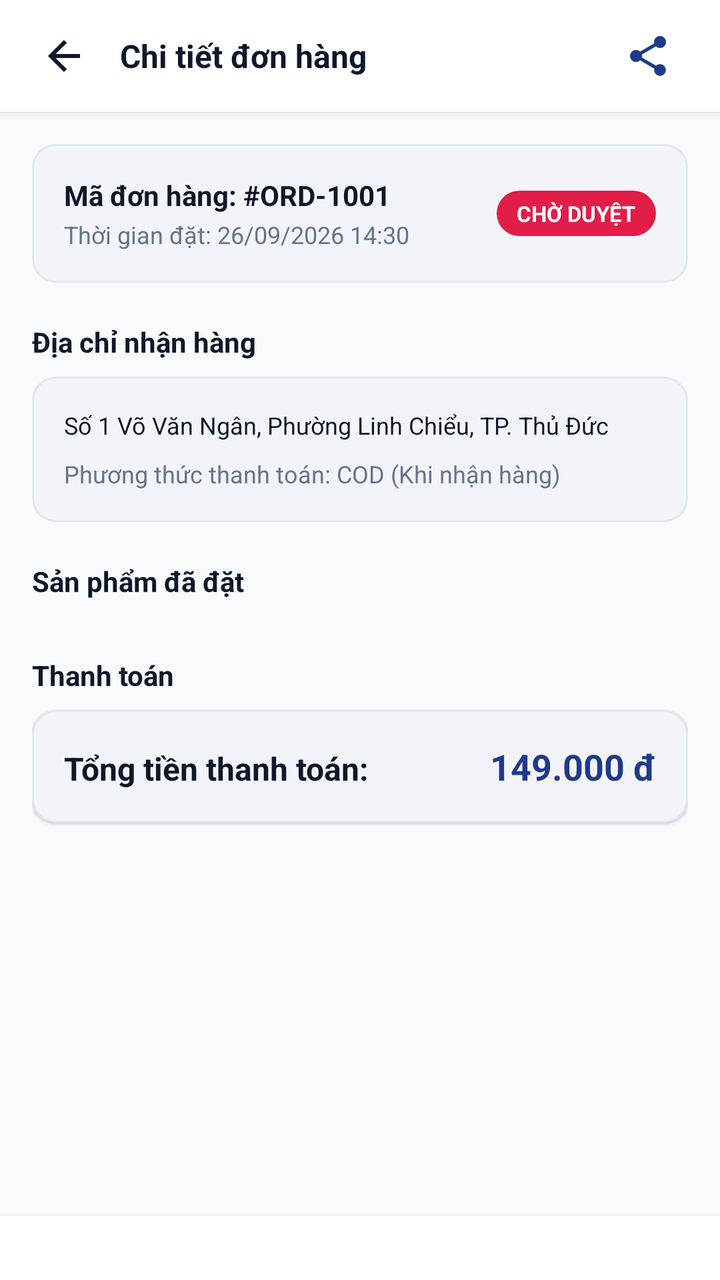
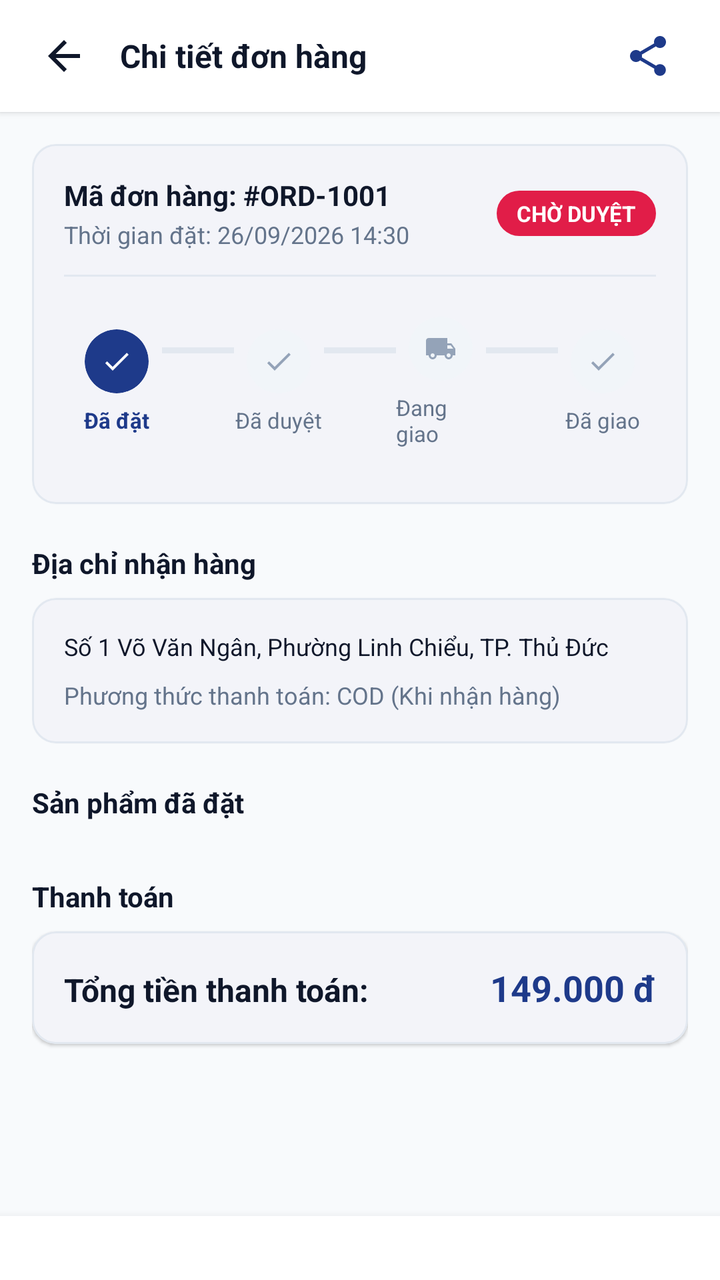

Before-and-after screenshots of an Android layout around one commit, followed by the original layout XML and the change that was made.
<!-- AndroidManifest.xml: application theme Theme.Book_selling_app -->
<!-- res/layout/activity_order_detail.xml -->
<?xml version="1.0" encoding="utf-8"?>
<androidx.constraintlayout.widget.ConstraintLayout xmlns:android="http://schemas.android.com/apk/res/android"
    xmlns:app="http://schemas.android.com/apk/res-auto"
    xmlns:tools="http://schemas.android.com/tools"
    android:layout_width="match_parent"
    android:layout_height="match_parent"
    android:background="@color/background"
    tools:context=".OrderDetailActivity"
    tools:ignore="HardcodedText,ContentDescription">

    
    <LinearLayout
        android:id="@+id/layoutUserOrderHeader"
        android:layout_width="0dp"
        android:layout_height="56dp"
        android:background="@color/surface"
        android:elevation="2dp"
        android:gravity="center_vertical"
        android:orientation="horizontal"
        android:paddingStart="12dp"
        android:paddingEnd="16dp"
        app:layout_constraintEnd_toEndOf="parent"
        app:layout_constraintStart_toStartOf="parent"
        app:layout_constraintTop_toTopOf="parent">

        <ImageButton
            android:id="@+id/btnBack"
            android:layout_width="40dp"
            android:layout_height="40dp"
            android:background="?attr/selectableItemBackgroundBorderless"
            android:contentDescription="@null"
            android:src="@drawable/ic_arrow_back"
            app:tint="@color/text_primary" />

        <TextView
            android:id="@+id/tvUserOrderDetailTitle"
            android:layout_width="0dp"
            android:layout_height="wrap_content"
            android:layout_marginStart="8dp"
            android:layout_weight="1"
            android:text="Chi tiết đơn hàng"
            android:textColor="@color/text_primary"
            android:textSize="@dimen/text_lg"
            android:textStyle="bold" />

        <ImageButton
            android:id="@+id/btnShareOrderInvoice"
            android:layout_width="40dp"
            android:layout_height="40dp"
            android:background="?attr/selectableItemBackgroundBorderless"
            android:contentDescription="Chia sẻ hóa đơn"
            android:src="@drawable/ic_share"
            app:tint="@color/primary" />
    </LinearLayout>

    <androidx.core.widget.NestedScrollView
        android:layout_width="0dp"
        android:layout_height="0dp"
        android:fillViewport="true"
        app:layout_constraintBottom_toTopOf="@+id/layoutUserOrderActions"
        app:layout_constraintEnd_toEndOf="parent"
        app:layout_constraintStart_toStartOf="parent"
        app:layout_constraintTop_toBottomOf="@+id/layoutUserOrderHeader">

        <LinearLayout
            android:layout_width="match_parent"
            android:layout_height="wrap_content"
            android:orientation="vertical"
            android:padding="16dp">

            
            <com.google.android.material.card.MaterialCardView
                android:layout_width="match_parent"
                android:layout_height="wrap_content"
                app:cardBackgroundColor="@color/surface"
                app:cardCornerRadius="@dimen/radius_md"
                app:cardElevation="1dp"
                app:strokeColor="@color/border_subtle"
                app:strokeWidth="1dp">

                <LinearLayout
                    android:layout_width="match_parent"
                    android:layout_height="wrap_content"
                    android:gravity="center_vertical"
                    android:orientation="horizontal"
                    android:padding="16dp">

                    <LinearLayout
                        android:layout_width="0dp"
                        android:layout_height="wrap_content"
                        android:layout_weight="1"
                        android:orientation="vertical">

                        <TextView
                            android:id="@+id/tvUserDetailOrderId"
                            android:layout_width="wrap_content"
                            android:layout_height="wrap_content"
                            android:text="Mã đơn hàng: #ORD-1001"
                            android:textColor="@color/text_primary"
                            android:textSize="@dimen/text_md"
                            android:textStyle="bold" />

                        <TextView
                            android:id="@+id/tvUserDetailOrderDate"
                            android:layout_width="wrap_content"
                            android:layout_height="wrap_content"
                            android:layout_marginTop="2dp"
                            android:text="Thời gian đặt: 26/09/2026 14:30"
                            android:textColor="@color/text_secondary"
                            android:textSize="@dimen/text_sm" />
                    </LinearLayout>

                    <TextView
                        android:id="@+id/tvUserDetailStatusBadge"
                        android:layout_width="wrap_content"
                        android:layout_height="wrap_content"
                        android:background="@drawable/bg_badge_discount"
                        android:paddingStart="10dp"
                        android:paddingTop="4dp"
                        android:paddingEnd="10dp"
                        android:paddingBottom="4dp"
                        android:text="CHỜ DUYỆT"
                        android:textColor="@color/white"
                        android:textSize="@dimen/text_xs"
                        android:textStyle="bold" />
                </LinearLayout>
            </com.google.android.material.card.MaterialCardView>

            
            <TextView
                android:layout_width="wrap_content"
                android:layout_height="wrap_content"
                android:layout_marginTop="20dp"
                android:layout_marginBottom="8dp"
                android:text="Địa chỉ nhận hàng"
                android:textColor="@color/text_primary"
                android:textSize="@dimen/text_md"
                android:textStyle="bold" />

            <com.google.android.material.card.MaterialCardView
                android:layout_width="match_parent"
                android:layout_height="wrap_content"
                app:cardBackgroundColor="@color/surface"
                app:cardCornerRadius="@dimen/radius_md"
                app:cardElevation="1dp"
                app:strokeColor="@color/border_subtle"
                app:strokeWidth="1dp">

                <LinearLayout
                    android:layout_width="match_parent"
                    android:layout_height="wrap_content"
                    android:orientation="vertical"
                    android:padding="16dp">

                    <TextView
                        android:id="@+id/tvUserDetailAddress"
                        android:layout_width="wrap_content"
                        android:layout_height="wrap_content"
                        android:text="Số 1 Võ Văn Ngân, Phường Linh Chiểu, TP. Thủ Đức"
                        android:textColor="@color/text_primary"
                        android:textSize="@dimen/text_sm" />

                    <TextView
                        android:id="@+id/tvUserDetailPayment"
                        android:layout_width="wrap_content"
                        android:layout_height="wrap_content"
                        android:layout_marginTop="8dp"
                        android:text="Phương thức thanh toán: COD (Khi nhận hàng)"
                        android:textColor="@color/text_secondary"
                        android:textSize="@dimen/text_sm" />

                </LinearLayout>
            </com.google.android.material.card.MaterialCardView>

            
            <TextView
                android:layout_width="wrap_content"
                android:layout_height="wrap_content"
                android:layout_marginTop="20dp"
                android:layout_marginBottom="8dp"
                android:text="Sản phẩm đã đặt"
                android:textColor="@color/text_primary"
                android:textSize="@dimen/text_md"
                android:textStyle="bold" />

            <androidx.recyclerview.widget.RecyclerView
                android:id="@+id/rvUserOrderDetailItems"
                android:layout_width="match_parent"
                android:layout_height="wrap_content"
                android:nestedScrollingEnabled="false"
                tools:itemCount="2"
                tools:listitem="@layout/item_order_detail_book" />

            
            <TextView
                android:layout_width="wrap_content"
                android:layout_height="wrap_content"
                android:layout_marginTop="20dp"
                android:layout_marginBottom="8dp"
                android:text="Thanh toán"
                android:textColor="@color/text_primary"
                android:textSize="@dimen/text_md"
                android:textStyle="bold" />

            <com.google.android.material.card.MaterialCardView
                android:layout_width="match_parent"
                android:layout_height="wrap_content"
                app:cardBackgroundColor="@color/surface"
                app:cardCornerRadius="@dimen/radius_md"
                app:cardElevation="1dp"
                app:strokeColor="@color/border_subtle"
                app:strokeWidth="1dp">

                <LinearLayout
                    android:layout_width="match_parent"
                    android:layout_height="wrap_content"
                    android:orientation="vertical"
                    android:padding="16dp">

                    <LinearLayout
                        android:layout_width="match_parent"
                        android:layout_height="wrap_content"
                        android:orientation="horizontal">

                        <TextView
                            android:layout_width="0dp"
                            android:layout_height="wrap_content"
                            android:layout_weight="1"
                            android:text="Tổng tiền thanh toán:"
                            android:textColor="@color/text_primary"
                            android:textSize="@dimen/text_lg"
                            android:textStyle="bold" />

                        <TextView
                            android:id="@+id/tvUserDetailTotal"
                            android:layout_width="wrap_content"
                            android:layout_height="wrap_content"
                            android:text="149.000 đ"
                            android:textColor="@color/primary"
                            android:textSize="@dimen/text_xl"
                            android:textStyle="bold" />
                    </LinearLayout>

                </LinearLayout>
            </com.google.android.material.card.MaterialCardView>

        </LinearLayout>

    </androidx.core.widget.NestedScrollView>

    
    <LinearLayout
        android:id="@+id/layoutUserOrderActions"
        android:layout_width="0dp"
        android:layout_height="wrap_content"
        android:background="@color/surface"
        android:elevation="8dp"
        android:orientation="vertical"
        android:padding="16dp"
        app:layout_constraintBottom_toBottomOf="parent"
        app:layout_constraintEnd_toEndOf="parent"
        app:layout_constraintStart_toStartOf="parent">

        <com.google.android.material.button.MaterialButton
            android:id="@+id/btnUserCancelOrder"
            style="@style/Widget.MaterialComponents.Button.OutlinedButton"
            android:layout_width="match_parent"
            android:layout_height="@dimen/button_height"
            android:text="HỦY ĐƠN HÀNG NÀY"
            android:textColor="@color/status_error"
            android:textSize="@dimen/text_sm"
            android:textStyle="bold"
            android:visibility="gone"
            app:cornerRadius="@dimen/radius_md"
            app:strokeColor="@color/status_error" />

        <com.google.android.material.button.MaterialButton
            android:id="@+id/btnUserReviewOrder"
            android:layout_width="match_parent"
            android:layout_height="@dimen/button_height"
            android:backgroundTint="@color/primary"
            android:text="VIẾT ĐÁNH GIÁ SẢN PHẨM"
            android:textColor="@color/white"
            android:textSize="@dimen/text_sm"
            android:textStyle="bold"
            android:visibility="gone"
            app:cornerRadius="@dimen/radius_md" />

    </LinearLayout>

</androidx.constraintlayout.widget.ConstraintLayout>
<!-- res/layout/item_order_detail_book.xml (included above) -->
<?xml version="1.0" encoding="utf-8"?>
<com.google.android.material.card.MaterialCardView xmlns:android="http://schemas.android.com/apk/res/android"
    xmlns:app="http://schemas.android.com/apk/res-auto"
    xmlns:tools="http://schemas.android.com/tools"
    android:layout_width="match_parent"
    android:layout_height="wrap_content"
    android:layout_marginBottom="8dp"
    app:cardBackgroundColor="@color/surface"
    app:cardCornerRadius="@dimen/radius_md"
    app:cardElevation="0dp"
    app:strokeColor="@color/border_subtle"
    app:strokeWidth="1dp"
    tools:ignore="HardcodedText,ContentDescription">

    <LinearLayout
        android:layout_width="match_parent"
        android:layout_height="wrap_content"
        android:gravity="center_vertical"
        android:orientation="horizontal"
        android:padding="12dp">

        <androidx.cardview.widget.CardView
            android:layout_width="60dp"
            android:layout_height="80dp"
            app:cardCornerRadius="@dimen/radius_sm"
            app:cardElevation="0dp">

            <ImageView
                android:id="@+id/imgOrderItem"
                android:layout_width="match_parent"
                android:layout_height="match_parent"
                android:scaleType="centerCrop"
                android:src="@drawable/ic_book" />
        </androidx.cardview.widget.CardView>

        <LinearLayout
            android:layout_width="0dp"
            android:layout_height="wrap_content"
            android:layout_marginStart="12dp"
            android:layout_weight="1"
            android:orientation="vertical">

            <TextView
                android:id="@+id/tvOrderItemTitle"
                android:layout_width="match_parent"
                android:layout_height="wrap_content"
                android:ellipsize="end"
                android:maxLines="2"
                android:text="Tên sách"
                android:textColor="@color/text_primary"
                android:textSize="@dimen/text_sm"
                android:textStyle="bold" />

            <TextView
                android:id="@+id/tvOrderItemAuthor"
                android:layout_width="match_parent"
                android:layout_height="wrap_content"
                android:layout_marginTop="2dp"
                android:ellipsize="end"
                android:maxLines="1"
                android:text="Tác giả"
                android:textColor="@color/text_secondary"
                android:textSize="@dimen/text_xs" />

            <LinearLayout
                android:layout_width="match_parent"
                android:layout_height="wrap_content"
                android:layout_marginTop="6dp"
                android:gravity="center_vertical"
                android:orientation="horizontal">

                <TextView
                    android:id="@+id/tvOrderItemPrice"
                    android:layout_width="wrap_content"
                    android:layout_height="wrap_content"
                    android:text="69.000 đ"
                    android:textColor="@color/primary"
                    android:textSize="@dimen/text_sm"
                    android:textStyle="bold" />

                <TextView
                    android:id="@+id/tvOrderItemQuantity"
                    android:layout_width="wrap_content"
                    android:layout_height="wrap_content"
                    android:layout_marginStart="8dp"
                    android:text="x1"
                    android:textColor="@color/text_secondary"
                    android:textSize="@dimen/text_xs"
                    android:textStyle="bold" />
            </LinearLayout>

        </LinearLayout>

        <TextView
            android:id="@+id/tvOrderItemSubtotal"
            android:layout_width="wrap_content"
            android:layout_height="wrap_content"
            android:layout_marginStart="8dp"
            android:text="69.000 đ"
            android:textColor="@color/text_primary"
            android:textSize="@dimen/text_sm"
            android:textStyle="bold" />

    </LinearLayout>

</com.google.android.material.card.MaterialCardView>
<!-- resources referenced by this layout -->
<resources>
  <color name="background">#F8FAFC</color>
  <color name="border_subtle">#E2E8F0</color>
  <color name="primary">#1E3A8A</color>
  <color name="status_error">#EF4444</color>
  <color name="surface">#FFFFFF</color>
  <color name="text_primary">#0F172A</color>
  <color name="text_secondary">#64748B</color>
  <color name="white">#FFFFFFFF</color>
  <dimen name="button_height">48dp</dimen>
  <dimen name="radius_md">12dp</dimen>
  <dimen name="radius_sm">8dp</dimen>
  <dimen name="text_lg">16sp</dimen>
  <dimen name="text_md">14sp</dimen>
  <dimen name="text_sm">12sp</dimen>
  <dimen name="text_xl">18sp</dimen>
  <dimen name="text_xs">11sp</dimen>
  <!-- drawable ic_arrow_back (drawable) -->
  <vector xmlns:android="http://schemas.android.com/apk/res/android"
      android:width="24dp"
      android:height="24dp"
      android:viewportWidth="24"
      android:viewportHeight="24">
    <path
        android:fillColor="@color/text_primary"
        android:pathData="M20,11H7.83l5.59,-5.59L12,4l-8,8 8,8 1.41,-1.41L7.83,13H20v-2z"/>
  </vector>
  <!-- drawable ic_book (drawable) -->
  <vector xmlns:android="http://schemas.android.com/apk/res/android"
      android:width="24dp"
      android:height="24dp"
      android:viewportWidth="24"
      android:viewportHeight="24">
    <path
        android:fillColor="@color/primary"
        android:pathData="M18,2H6C4.9,2 4,2.9 4,4v16c0,1.1 0.9,2 2,2h12c1.1,0 2,-0.9 2,-2V4C20,2.9 19.1,2 18,2zM6,4h5v8l-2.5,-1.5L6,12V4z"/>
  </vector>
  <style name="Theme.Book_selling_app" parent="Base.Theme.Book_selling_app" />
  <color name="status_discount">#E11D48</color>
  <dimen name="radius_pill">999dp</dimen>
  <color name="primary_dark">#00236F</color>
  <color name="on_primary">#FFFFFF</color>
  <color name="secondary">#D97706</color>
  <color name="on_secondary">#FFFFFF</color>
  <!-- unchanged entries left out for length: 3 -->
</resources>

<!-- the commit's change to res/layout/activity_order_detail.xml (unified diff, before → after) -->
@@ -81,48 +81,67 @@
                 <LinearLayout
                     android:layout_width="match_parent"
                     android:layout_height="wrap_content"
-                    android:gravity="center_vertical"
-                    android:orientation="horizontal"
+                    android:orientation="vertical"
                     android:padding="16dp">
 
                     <LinearLayout
-                        android:layout_width="0dp"
+                        android:layout_width="match_parent"
                         android:layout_height="wrap_content"
-                        android:layout_weight="1"
-                        android:orientation="vertical">
+                        android:gravity="center_vertical"
+                        android:orientation="horizontal">
+
+                        <LinearLayout
+                            android:layout_width="0dp"
+                            android:layout_height="wrap_content"
+                            android:layout_weight="1"
+                            android:orientation="vertical">
+
+                            <TextView
+                                android:id="@+id/tvUserDetailOrderId"
+                                android:layout_width="wrap_content"
+                                android:layout_height="wrap_content"
+                                android:text="Mã đơn hàng: #ORD-1001"
+                                android:textColor="@color/text_primary"
+                                android:textSize="@dimen/text_md"
+                                android:textStyle="bold" />
+
+                            <TextView
+                                android:id="@+id/tvUserDetailOrderDate"
+                                android:layout_width="wrap_content"
+                                android:layout_height="wrap_content"
+                                android:layout_marginTop="2dp"
+                                android:text="Thời gian đặt: 26/09/2026 14:30"
+                                android:textColor="@color/text_secondary"
+                                android:textSize="@dimen/text_sm" />
+                        </LinearLayout>
 
                         <TextView
-                            android:id="@+id/tvUserDetailOrderId"
+                            android:id="@+id/tvUserDetailStatusBadge"
                             android:layout_width="wrap_content"
                             android:layout_height="wrap_content"
-                            android:text="Mã đơn hàng: #ORD-1001"
-                            android:textColor="@color/text_primary"
-                            android:textSize="@dimen/text_md"
+                            android:background="@drawable/bg_badge_discount"
+                            android:paddingStart="10dp"
+                            android:paddingTop="4dp"
+                            android:paddingEnd="10dp"
+                            android:paddingBottom="4dp"
+                            android:text="CHỜ DUYỆT"
+                            android:textColor="@color/white"
+                            android:textSize="@dimen/text_xs"
                             android:textStyle="bold" />
-
-                        <TextView
-                            android:id="@+id/tvUserDetailOrderDate"
-                            android:layout_width="wrap_content"
-                            android:layout_height="wrap_content"
-                            android:layout_marginTop="2dp"
-                            android:text="Thời gian đặt: 26/09/2026 14:30"
-                            android:textColor="@color/text_secondary"
-                            android:textSize="@dimen/text_sm" />
                     </LinearLayout>
 
-                    <TextView
-                        android:id="@+id/tvUserDetailStatusBadge"
-                        android:layout_width="wrap_content"
-                        android:layout_height="wrap_content"
-                        android:background="@drawable/bg_badge_discount"
-                        android:paddingStart="10dp"
-                        android:paddingTop="4dp"
-                        android:paddingEnd="10dp"
-                        android:paddingBottom="4dp"
-                        android:text="CHỜ DUYỆT"
-                        android:textColor="@color/white"
-                        android:textSize="@dimen/text_xs"
-                        android:textStyle="bold" />
+                    <View
+                        android:layout_width="match_parent"
+                        android:layout_height="1dp"
+                        android:layout_marginTop="12dp"
+                        android:layout_marginBottom="8dp"
+                        android:background="@color/border_subtle" />
+
+                    
+                    <include
+                        android:id="@+id/stepperView"
+                        layout="@layout/layout_order_stepper" />
+
                 </LinearLayout>
             </com.google.android.material.card.MaterialCardView>
 
@@ -289,6 +308,226 @@
     </LinearLayout>
 
 </androidx.constraintlayout.widget.ConstraintLayout>
+<!-- res/layout/layout_order_stepper.xml (included above) -->
+<?xml version="1.0" encoding="utf-8"?>
+<LinearLayout xmlns:android="http://schemas.android.com/apk/res/android"
+    xmlns:app="http://schemas.android.com/apk/res-auto"
+    xmlns:tools="http://schemas.android.com/tools"
+    android:id="@+id/layoutOrderStepperRoot"
+    android:layout_width="match_parent"
+    android:layout_height="wrap_content"
+    android:orientation="vertical"
+    android:paddingTop="12dp"
+    android:paddingBottom="12dp"
+    tools:ignore="HardcodedText,ContentDescription">
+
+    
+    <LinearLayout
+        android:id="@+id/layoutStepperTimeline"
+        android:layout_width="match_parent"
+        android:layout_height="wrap_content"
+        android:gravity="center_vertical"
+        android:orientation="horizontal"
+        android:paddingStart="4dp"
+        android:paddingEnd="4dp">
+
+        
+        <LinearLayout
+            android:layout_width="0dp"
+            android:layout_height="wrap_content"
+            android:layout_weight="1"
+            android:gravity="center"
+            android:orientation="vertical">
+
+            <androidx.cardview.widget.CardView
+                android:id="@+id/cardStep1"
+                android:layout_width="32dp"
+                android:layout_height="32dp"
+                app:cardBackgroundColor="@color/primary"
+                app:cardCornerRadius="16dp"
+                app:cardElevation="0dp">
+
+                <ImageView
+                    android:id="@+id/imgStep1"
+                    android:layout_width="16dp"
+                    android:layout_height="16dp"
+                    android:layout_gravity="center"
+                    android:src="@drawable/ic_check"
+                    app:tint="@color/white" />
+            </androidx.cardview.widget.CardView>
+
+            <TextView
+                android:id="@+id/tvStep1Label"
+                android:layout_width="wrap_content"
+                android:layout_height="wrap_content"
+                android:layout_marginTop="6dp"
+                android:text="Đã đặt"
+                android:textColor="@color/primary"
+                android:textSize="11sp"
+                android:textStyle="bold" />
+        </LinearLayout>
+
+        
+        <View
+            android:id="@+id/lineStep1To2"
+            android:layout_width="0dp"
+            android:layout_height="3dp"
+            android:layout_weight="0.8"
+            android:layout_marginBottom="16dp"
+            android:background="@color/border_subtle" />
+
+        
+        <LinearLayout
+            android:layout_width="0dp"
+            android:layout_height="wrap_content"
+            android:layout_weight="1"
+            android:gravity="center"
+            android:orientation="vertical">
+
+            <androidx.cardview.widget.CardView
+                android:id="@+id/cardStep2"
+                android:layout_width="32dp"
+                android:layout_height="32dp"
+                app:cardBackgroundColor="@color/surface_variant"
+                app:cardCornerRadius="16dp"
+                app:cardElevation="0dp">
+
+                <ImageView
+                    android:id="@+id/imgStep2"
+                    android:layout_width="16dp"
+                    android:layout_height="16dp"
+                    android:layout_gravity="center"
+                    android:src="@drawable/ic_check"
+                    app:tint="@color/text_muted" />
+            </androidx.cardview.widget.CardView>
+
+            <TextView
+                android:id="@+id/tvStep2Label"
+                android:layout_width="wrap_content"
+                android:layout_height="wrap_content"
+                android:layout_marginTop="6dp"
+                android:text="Đã duyệt"
+                android:textColor="@color/text_secondary"
+                android:textSize="11sp" />
+        </LinearLayout>
+
+        
+        <View
+            android:id="@+id/lineStep2To3"
+            android:layout_width="0dp"
+            android:layout_height="3dp"
+            android:layout_weight="0.8"
+            android:layout_marginBottom="16dp"
+            android:background="@color/border_subtle" />
+
+        
+        <LinearLayout
+            android:layout_width="0dp"
+            android:layout_height="wrap_content"
+            android:layout_weight="1"
+            android:gravity="center"
+            android:orientation="vertical">
+
+            <androidx.cardview.widget.CardView
+                android:id="@+id/cardStep3"
+                android:layout_width="32dp"
+                android:layout_height="32dp"
+                app:cardBackgroundColor="@color/surface_variant"
+                app:cardCornerRadius="16dp"
+                app:cardElevation="0dp">
+
+                <ImageView
+                    android:id="@+id/imgStep3"
+                    android:layout_width="16dp"
+                    android:layout_height="16dp"
+                    android:layout_gravity="center"
+                    android:src="@drawable/ic_shipping"
+                    app:tint="@color/text_muted" />
+            </androidx.cardview.widget.CardView>
+
+            <TextView
+                android:id="@+id/tvStep3Label"
+                android:layout_width="wrap_content"
+                android:layout_height="wrap_content"
+                android:layout_marginTop="6dp"
+                android:text="Đang giao"
+                android:textColor="@color/text_secondary"
+                android:textSize="11sp" />
+        </LinearLayout>
+
+        
+        <View
+            android:id="@+id/lineStep3To4"
+            android:layout_width="0dp"
+            android:layout_height="3dp"
+            android:layout_weight="0.8"
+            android:layout_marginBottom="16dp"
+            android:background="@color/border_subtle" />
+
+        
+        <LinearLayout
+            android:layout_width="0dp"
+            android:layout_height="wrap_content"
+            android:layout_weight="1"
+            android:gravity="center"
+            android:orientation="vertical">
+
+            <androidx.cardview.widget.CardView
+                android:id="@+id/cardStep4"
+                android:layout_width="32dp"
+                android:layout_height="32dp"
+                app:cardBackgroundColor="@color/surface_variant"
+                app:cardCornerRadius="16dp"
+                app:cardElevation="0dp">
+
+                <ImageView
+                    android:id="@+id/imgStep4"
+                    android:layout_width="16dp"
+                    android:layout_height="16dp"
+                    android:layout_gravity="center"
+                    android:src="@drawable/ic_check"
+                    app:tint="@color/text_muted" />
+            </androidx.cardview.widget.CardView>
+
+            <TextView
+                android:id="@+id/tvStep4Label"
+                android:layout_width="wrap_content"
+                android:layout_height="wrap_content"
+                android:layout_marginTop="6dp"
+                android:text="Đã giao"
+                android:textColor="@color/text_secondary"
+                android:textSize="11sp" />
+        </LinearLayout>
+    </LinearLayout>
+
+    
+    <LinearLayout
+        android:id="@+id/layoutStepperCancelled"
+        android:layout_width="match_parent"
+        android:layout_height="wrap_content"
+        android:background="@drawable/bg_search_bar"
+        android:gravity="center_vertical"
+        android:orientation="horizontal"
+        android:padding="12dp"
+        android:visibility="gone">
+
+        <ImageView
+            android:layout_width="24dp"
+            android:layout_height="24dp"
+            android:src="@drawable/ic_close"
+            app:tint="@color/status_error" />
+
+        <TextView
+            android:layout_width="wrap_content"
+            android:layout_height="wrap_content"
+            android:layout_marginStart="10dp"
+            android:text="Đơn hàng này đã bị hủy bỏ"
+            android:textColor="@color/status_error"
+            android:textSize="@dimen/text_sm"
+            android:textStyle="bold" />
+    </LinearLayout>
+
+</LinearLayout>
 <!-- res/layout/item_order_detail_book.xml (included above) -->
 <?xml version="1.0" encoding="utf-8"?>
 <com.google.android.material.card.MaterialCardView xmlns:android="http://schemas.android.com/apk/res/android"
<!-- resource entries referenced after the edit -->
@@ -5,6 +5,8 @@
   <color name="primary">#1E3A8A</color>
   <color name="status_error">#EF4444</color>
   <color name="surface">#FFFFFF</color>
+  <color name="surface_variant">#F1F5F9</color>
+  <color name="text_muted">#94A3B8</color>
   <color name="text_primary">#0F172A</color>
   <color name="text_secondary">#64748B</color>
   <color name="white">#FFFFFFFF</color>
@@ -16,6 +18,14 @@
   <dimen name="text_sm">12sp</dimen>
   <dimen name="text_xl">18sp</dimen>
   <dimen name="text_xs">11sp</dimen>
+  <!-- drawable bg_search_bar (drawable) -->
+  <?xml version="1.0" encoding="utf-8"?>
+  <shape xmlns:android="http://schemas.android.com/apk/res/android"
+      android:shape="rectangle">
+      <solid android:color="@color/surface_variant" />
+      <stroke android:width="1dp" android:color="@color/border_subtle" />
+      <corners android:radius="@dimen/radius_pill" />
+  </shape>
   <!-- drawable ic_arrow_back (drawable) -->
   <vector xmlns:android="http://schemas.android.com/apk/res/android"
       android:width="24dp"
@@ -36,6 +46,36 @@
         android:fillColor="@color/primary"
         android:pathData="M18,2H6C4.9,2 4,2.9 4,4v16c0,1.1 0.9,2 2,2h12c1.1,0 2,-0.9 2,-2V4C20,2.9 19.1,2 18,2zM6,4h5v8l-2.5,-1.5L6,12V4z"/>
   </vector>
+  <!-- drawable ic_check (drawable) -->
+  <vector xmlns:android="http://schemas.android.com/apk/res/android"
+      android:width="24dp"
+      android:height="24dp"
+      android:viewportWidth="24"
+      android:viewportHeight="24">
+    <path
+        android:fillColor="@android:color/white"
+        android:pathData="M9,16.17L4.83,12l-1.42,1.41L9,19 21,7l-1.41,-1.41z"/>
+  </vector>
+  <!-- drawable ic_close (drawable) -->
+  <vector xmlns:android="http://schemas.android.com/apk/res/android"
+      android:width="24dp"
+      android:height="24dp"
+      android:viewportWidth="24"
+      android:viewportHeight="24">
+    <path
+        android:fillColor="@android:color/white"
+        android:pathData="M19,6.41L17.59,5 12,10.59 6.41,5 5,6.41 10.59,12 5,17.59 6.41,19 12,13.41 17.59,19 19,17.59 13.41,12z"/>
+  </vector>
+  <!-- drawable ic_shipping (drawable) -->
+  <vector xmlns:android="http://schemas.android.com/apk/res/android"
+      android:width="24dp"
+      android:height="24dp"
+      android:viewportWidth="24"
+      android:viewportHeight="24">
+    <path
+        android:fillColor="@android:color/white"
+        android:pathData="M20,8h-3V4H3c-1.1,0 -2,0.9 -2,2v11h2c0,1.66 1.34,3 3,3s3,-1.34 3,-3h6c0,1.66 1.34,3 3,3s3,-1.34 3,-3h2v-5l-3,-4zM6,18.5c-0.83,0 -1.5,-0.67 -1.5,-1.5s0.67,-1.5 1.5,-1.5 1.5,0.67 1.5,1.5 -0.67,1.5 -1.5,1.5zM19.5,9.5l1.96,2.5H17V9.5h2.5zM18,18.5c-0.83,0 -1.5,-0.67 -1.5,-1.5s0.67,-1.5 1.5,-1.5 1.5,0.67 1.5,1.5 -0.67,1.5 -1.5,1.5z"/>
+  </vector>
   <style name="Theme.Book_selling_app" parent="Base.Theme.Book_selling_app" />
   <color name="status_discount">#E11D48</color>
   <dimen name="radius_pill">999dp</dimen>
